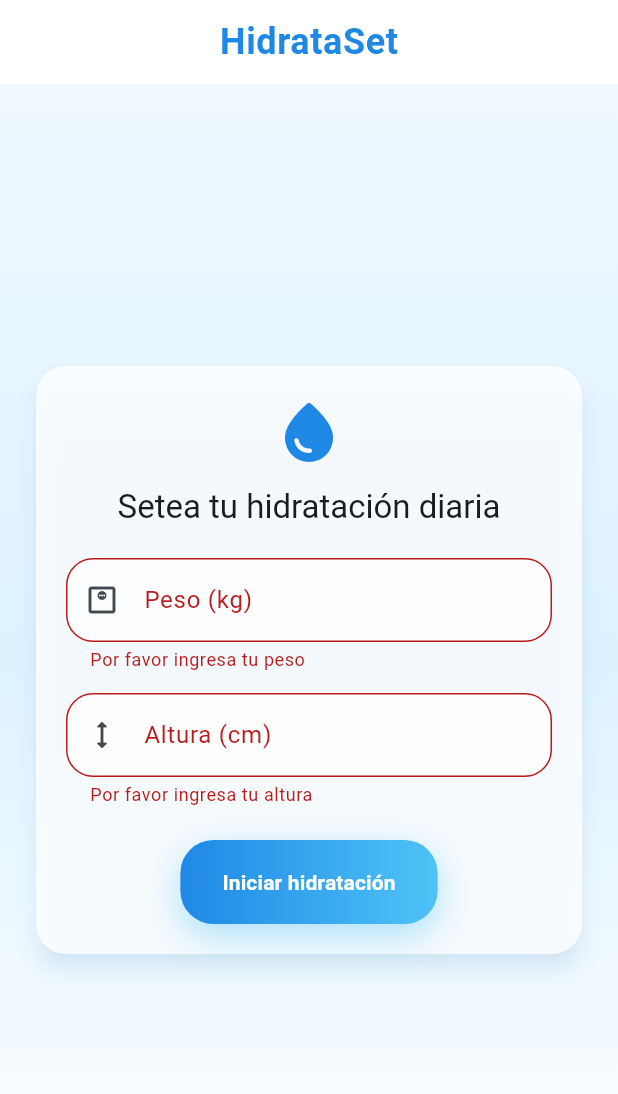
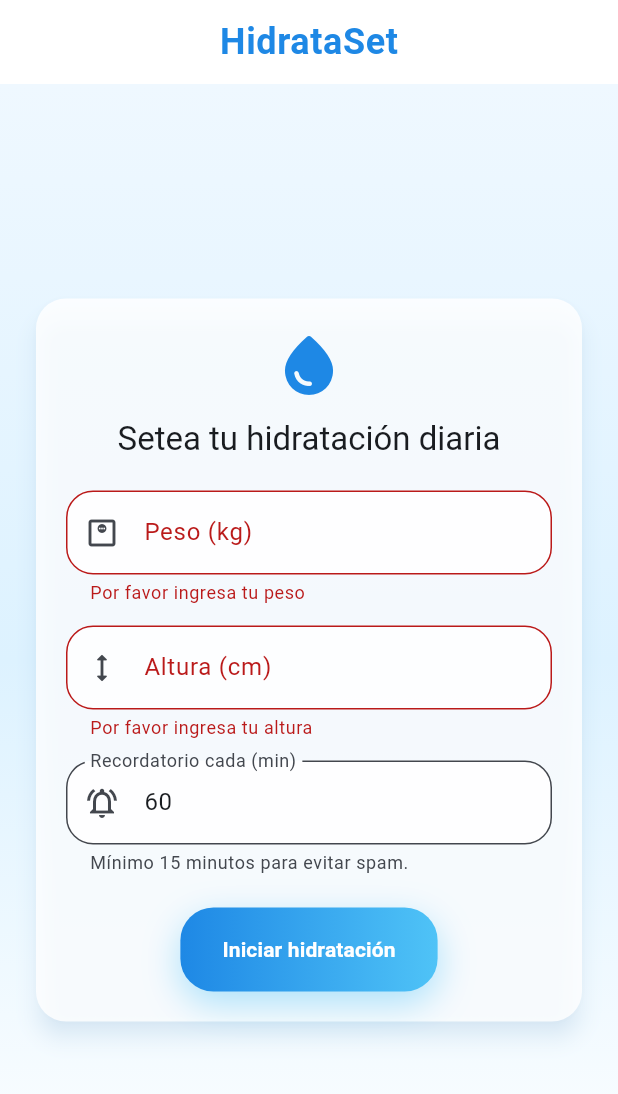
Before and after one commit to Maxigon87/tomatelo, a Flutter app: the screen it shows after launch, after a tap on "Iniciar hidratación", on a phone screen of 412 x 824 dp. Shown: the top 1094 px of the screen. Run offline on Flutter 3.47's test engine with Material 3 defaults, Android fonts, the phone set to English and light mode, and no system bars; our stand-ins replace audioplayers, awesome_notifications, fl_chart, shared_preferences.

Commit message:
Añadir servicio de notificaciones y recordatorios de hidratación; actualizar modelo de datos de usuario y pantalla de configuración para incluir minutos de recordatorio.

```diff
--- a/lib/main.dart
+++ b/lib/main.dart
@@ -1,13 +1,22 @@
 import 'package:flutter/material.dart';
 import 'package:tomatelo/screens/home_screen.dart';
 import 'package:tomatelo/screens/setup_screen.dart';
+import 'package:tomatelo/services/notification_service.dart';
 import 'package:tomatelo/services/storage_service.dart';
 import 'package:tomatelo/theme/app_theme.dart';
 
 void main() async {
   WidgetsFlutterBinding.ensureInitialized();
+  await NotificationService.instance.initialize();
   final storageService = StorageService();
   final userData = await storageService.getUserData();
+
+  if (userData != null) {
+    await NotificationService.instance.scheduleHydrationReminder(
+      minutes: userData.reminderMinutes,
+    );
+  }
+
   runApp(TomateloApp(showSetupScreen: userData == null));
 }
 
--- a/lib/models/user_data.dart
+++ b/lib/models/user_data.dart
@@ -1,6 +1,11 @@
 class UserData {
   final double weight;
   final double height;
+  final int reminderMinutes;
 
-  UserData({required this.weight, required this.height});
+  UserData({
+    required this.weight,
+    required this.height,
+    required this.reminderMinutes,
+  });
 }
--- a/lib/screens/setup_screen.dart
+++ b/lib/screens/setup_screen.dart
@@ -1,6 +1,7 @@
 import 'package:flutter/material.dart';
 import 'package:tomatelo/models/user_data.dart';
 import 'package:tomatelo/screens/home_screen.dart';
+import 'package:tomatelo/services/notification_service.dart';
 import 'package:tomatelo/services/storage_service.dart';
 import 'package:tomatelo/theme/app_theme.dart';
 
@@ -15,18 +16,29 @@ class _SetupScreenState extends State<SetupScreen> {
   final _formKey = GlobalKey<FormState>();
   final _weightController = TextEditingController();
   final _heightController = TextEditingController();
+  final _reminderController = TextEditingController(text: '60');
   final _storageService = StorageService();
 
   void _saveSetup() async {
     if (_formKey.currentState!.validate()) {
       final weight = double.parse(_weightController.text.replaceAll(',', '.'));
       final height = double.parse(_heightController.text.replaceAll(',', '.'));
-      final userData = UserData(weight: weight, height: height);
+      final reminderMinutes = int.parse(_reminderController.text);
+      final userData = UserData(
+        weight: weight,
+        height: height,
+        reminderMinutes: reminderMinutes,
+      );
       await _storageService.saveUserData(userData);
 
       final dailyGoalInMl = weight * 35;
       final dailyGoalInGlasses = (dailyGoalInMl / 250).round();
       await _storageService.saveDailyGoal(dailyGoalInGlasses);
+      await _storageService.saveReminderMinutes(reminderMinutes);
+
+      await NotificationService.instance.scheduleHydrationReminder(
+        minutes: reminderMinutes,
+      );
 
       await _storageService.saveLastReset(DateTime.now());
 
@@ -40,6 +52,14 @@ class _SetupScreenState extends State<SetupScreen> {
         ),
       );
     }
+  }
+
+  @override
+  void dispose() {
+    _weightController.dispose();
+    _heightController.dispose();
+    _reminderController.dispose();
+    super.dispose();
   }
 
   @override
@@ -99,6 +119,26 @@ class _SetupScreenState extends State<SetupScreen> {
                           return null;
                         },
                       ),
+                      const SizedBox(height: 14),
+                      TextFormField(
+                        controller: _reminderController,
+                        decoration: const InputDecoration(
+                          labelText: 'Recordatorio cada (min)',
+                          helperText: 'Mínimo 15 minutos para evitar spam.',
+                          prefixIcon: Icon(Icons.notifications_active_outlined),
+                        ),
+                        keyboardType: TextInputType.number,
+                        validator: (value) {
+                          if (value == null || value.isEmpty) {
+                            return 'Configura cada cuánto recordarte';
+                          }
+                          final parsed = int.tryParse(value);
+                          if (parsed == null || parsed < 15) {
+                            return 'Usa un valor de 15 minutos o más';
+                          }
+                          return null;
+                        },
+                      ),
                       const SizedBox(height: 22),
                       DecoratedBox(
                         decoration: BoxDecoration(
--- /dev/null
+++ b/lib/services/notification_service.dart
@@ -0,0 +1,64 @@
+import 'package:flutter/material.dart';
+import 'package:awesome_notifications/awesome_notifications.dart';
+
+class NotificationService {
+  NotificationService._();
+
+  static final NotificationService instance = NotificationService._();
+
+  static const String _channelKey = 'hydration_reminders';
+  static const int _reminderId = 1001;
+
+  Future<void> initialize() async {
+    await AwesomeNotifications().initialize(null, [
+      NotificationChannel(
+        channelKey: _channelKey,
+        channelName: 'Recordatorios de hidratación',
+        channelDescription: 'Notificaciones para tomar agua',
+        defaultColor: const Color(0xFF4FA3FF),
+        importance: NotificationImportance.High,
+        playSound: true,
+      ),
+    ]);
+
+    await AwesomeNotifications().isNotificationAllowed().then((
+      isAllowed,
+    ) async {
+      if (!isAllowed) {
+        await AwesomeNotifications().requestPermissionToSendNotifications();
+      }
+    });
+  }
+
+  Future<void> scheduleHydrationReminder({required int minutes}) async {
+    await cancelHydrationReminder();
+
+    final safeMinutes = minutes < 15 ? 15 : minutes;
+    final messages = <String>[
+      'Tu botella te extraña 💧 ¡Hora de un sorbito feliz!',
+      'Mini pausa acuática 🚰 Tu yo del futuro te lo agradecerá.',
+      '¡Ping de hidratación! 😄 Un vaso y seguimos brillando.',
+      'Agüita time 🥤 Un brindis por esa energía bonita.',
+      'Recordatorio amistoso: tu cuerpo pide agua con cariño 💙',
+    ];
+
+    await AwesomeNotifications().createNotification(
+      content: NotificationContent(
+        id: _reminderId,
+        channelKey: _channelKey,
+        title: 'Tomatelo te cuida',
+        body: messages[(safeMinutes ~/ 15) % messages.length],
+        notificationLayout: NotificationLayout.Default,
+      ),
+      schedule: NotificationInterval(
+        interval: Duration(minutes: safeMinutes),
+        repeats: true,
+        preciseAlarm: true,
+      ),
+    );
+  }
+
+  Future<void> cancelHydrationReminder() async {
+    await AwesomeNotifications().cancel(_reminderId);
+  }
+}
--- a/lib/services/storage_service.dart
+++ b/lib/services/storage_service.dart
@@ -1,11 +1,12 @@
-import 'package:shared_preferences/shared_preferences.dart';
 import 'dart:async';
 
+import 'package:shared_preferences/shared_preferences.dart';
 import 'package:tomatelo/models/user_data.dart';
 
 class StorageService {
   static const String _weightKey = 'weight';
   static const String _heightKey = 'height';
+  static const String _reminderMinutesKey = 'reminderMinutes';
   static const String _dailyGoalKey = 'dailyGoal';
   static const String _glassesTodayKey = 'glassesToday';
   static const String _glassesYesterdayKey = 'glassesYesterday';
@@ -14,7 +15,10 @@ class StorageService {
 
   Future<void> saveWeeklyData(List<int> weeklyData) async {
     final prefs = await SharedPreferences.getInstance();
-    await prefs.setStringList(_weeklyDataKey, weeklyData.map((e) => e.toString()).toList());
+    await prefs.setStringList(
+      _weeklyDataKey,
+      weeklyData.map((e) => e.toString()).toList(),
+    );
   }
 
   Future<List<int>> getWeeklyData() async {
@@ -30,6 +34,7 @@ class StorageService {
     final prefs = await SharedPreferences.getInstance();
     await prefs.setDouble(_weightKey, userData.weight);
     await prefs.setDouble(_heightKey, userData.height);
+    await prefs.setInt(_reminderMinutesKey, userData.reminderMinutes);
   }
 
   Future<UserData?> getUserData() async {
@@ -38,7 +43,11 @@ class StorageService {
     final height = prefs.getDouble(_heightKey);
 
     if (weight != null && height != null) {
-      return UserData(weight: weight, height: height);
+      return UserData(
+        weight: weight,
+        height: height,
+        reminderMinutes: prefs.getInt(_reminderMinutesKey) ?? 60,
+      );
     }
     return null;
   }
@@ -51,6 +60,16 @@ class StorageService {
   Future<int> getDailyGoal() async {
     final prefs = await SharedPreferences.getInstance();
     return prefs.getInt(_dailyGoalKey) ?? 0;
+  }
+
+  Future<void> saveReminderMinutes(int minutes) async {
+    final prefs = await SharedPreferences.getInstance();
+    await prefs.setInt(_reminderMinutesKey, minutes);
+  }
+
+  Future<int> getReminderMinutes() async {
+    final prefs = await SharedPreferences.getInstance();
+    return prefs.getInt(_reminderMinutesKey) ?? 60;
   }
 
   Future<void> saveGlassesToday(int glasses) async {
--- a/pubspec.yaml
+++ b/pubspec.yaml
@@ -37,6 +37,7 @@ dependencies:
   shared_preferences: ^2.5.4
   fl_chart: ^1.1.1
   audioplayers: ^6.1.0
+  awesome_notifications: ^0.10.1
 
 dev_dependencies:
   flutter_test:
```
Also changed, not shown: lib/screens/home_screen.dart (+66 -16 lines), pubspec.lock, 6 other files.
